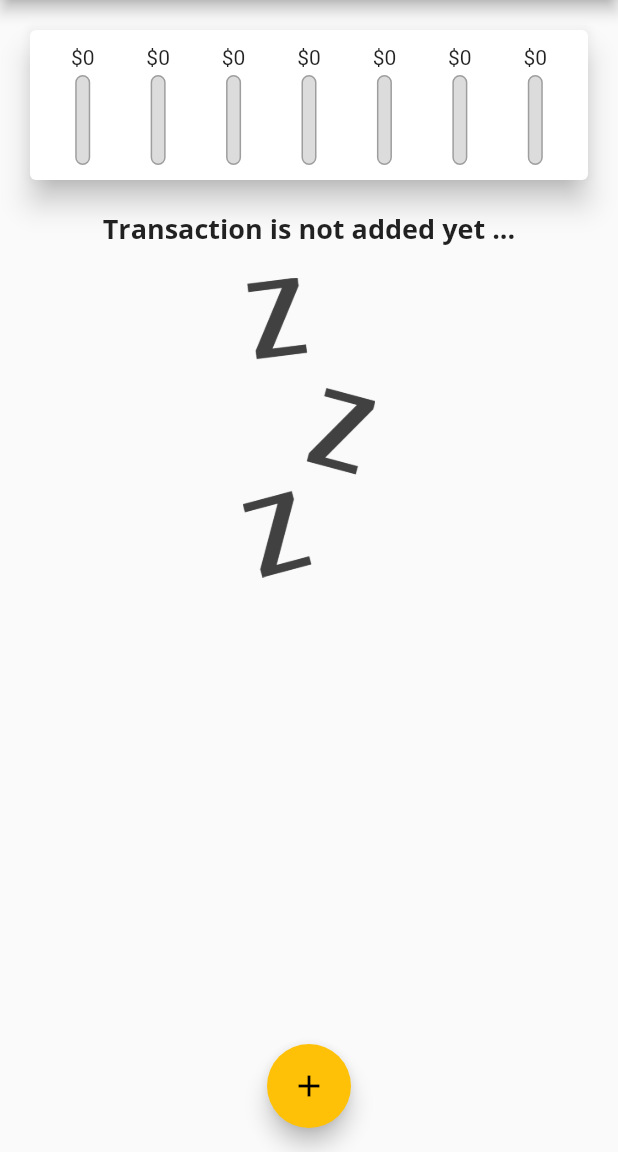
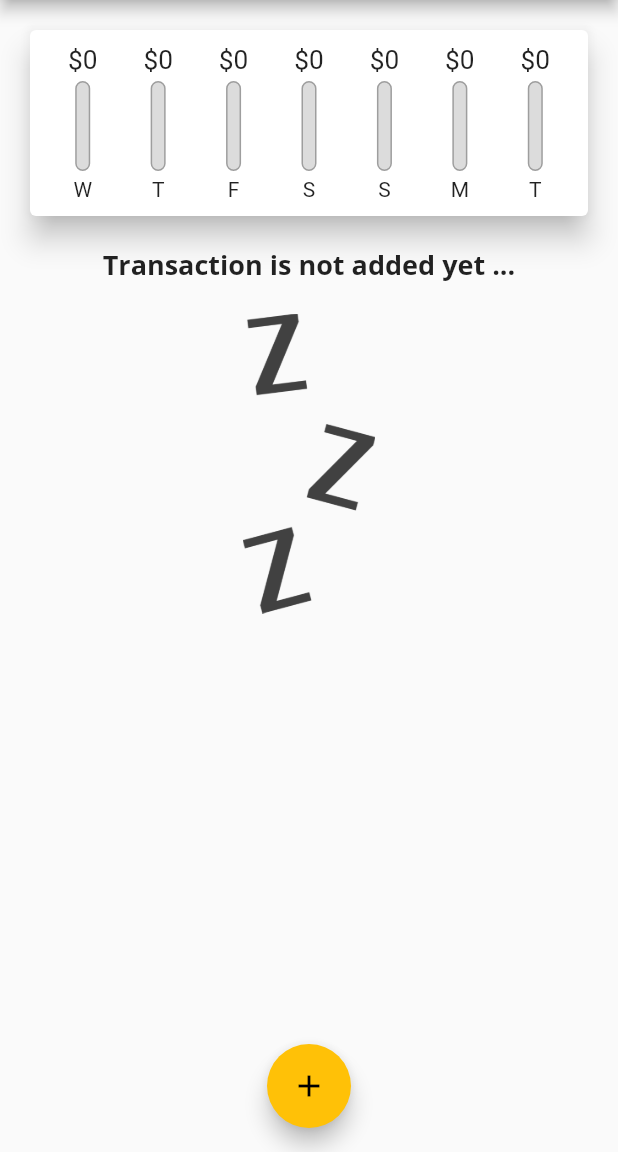
Before and after one commit to furkanayyildiz/personal-spending-app, a Flutter app: the screen it shows after launch, on a phone screen of 412 x 824 dp, the part 84-1236 px from its top. Run offline on Flutter 3.47's test engine with Material 2 defaults, Android fonts, the phone set to English and light mode, and no system bars; missing offline and left inert: dart:ffi.

Commit message:
ChartBar amount style fixed

```diff
--- a/lib/widgets/chart.dart
+++ b/lib/widgets/chart.dart
@@ -30,7 +30,7 @@ class Chart extends StatelessWidget {
         "day": DateFormat.E().format(weekDay).substring(0, 1),
         "amount": totalSum,
       };
-    });
+    }).reversed.toList();
   }
 
   double get totalSpending {
--- a/lib/widgets/chart_bar.dart
+++ b/lib/widgets/chart_bar.dart
@@ -15,8 +15,11 @@ class ChartBar extends StatelessWidget {
   Widget build(BuildContext context) {
     return Column(
       children: <Widget>[
-        FittedBox(
-          child: Text("\$${spendingAmount.toStringAsFixed(0)}"),
+        Container(
+          height: 20,
+          child: FittedBox(
+            child: Text("\$${spendingAmount.toStringAsFixed(0)}"),
+          ),
         ), //* toStringAsFixed removes all decimal places if you put 0
         SizedBox(
           height: 4,
@@ -44,7 +47,11 @@ class ChartBar extends StatelessWidget {
               )
             ],
           ),
-        )
+        ),
+        SizedBox(
+          height: 4,
+        ),
+        Text(label),
       ],
     );
   }
```
